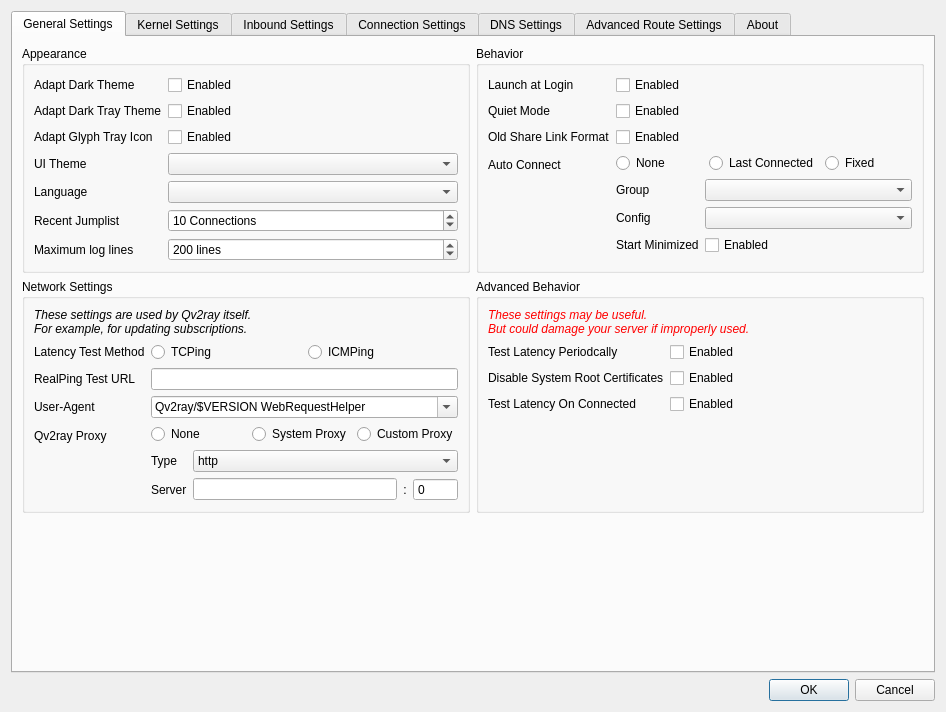
This is src/ui/widgets/windows/w_PreferencesWindow.ui in Qv2ray/Qv2ray as Qt 5 draws it before an edit. The edited form follows.
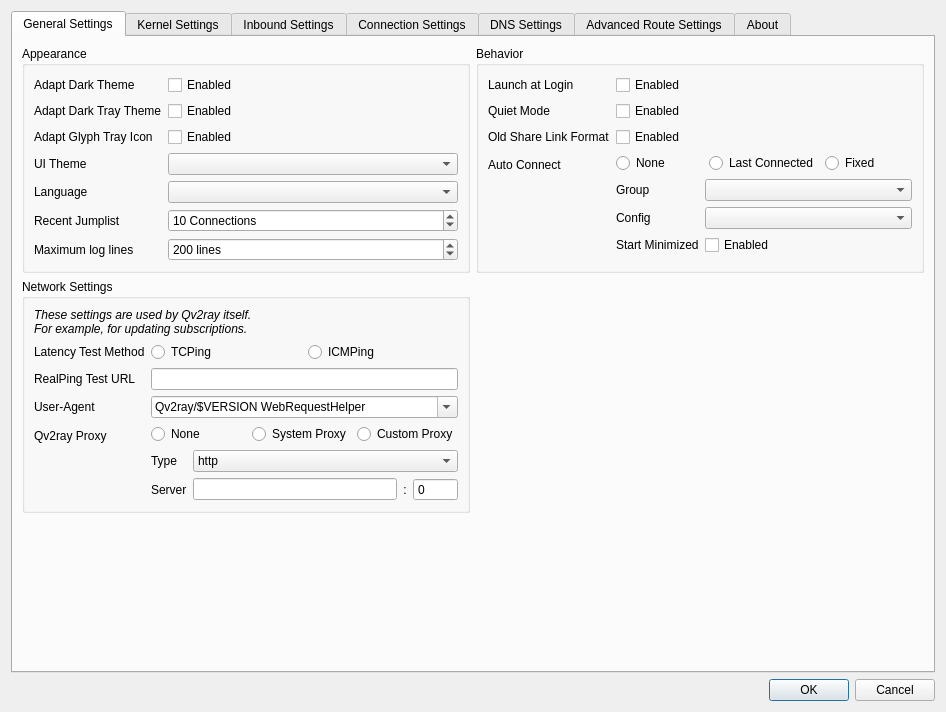
This is the edited form. Icons and pictures are not drawn.

What changed in the file:
```diff
--- a/src/ui/widgets/windows/w_PreferencesWindow.ui
+++ b/src/ui/widgets/windows/w_PreferencesWindow.ui
@@ -575,85 +575,6 @@
            </layout>
           </widget>
          </item>
-         <item row="1" column="1">
-          <widget class="QGroupBox" name="groupBox_8">
-           <property name="title">
-            <string>Advanced Behavior</string>
-           </property>
-           <layout class="QFormLayout" name="formLayout_5">
-            <item row="0" column="0" colspan="2">
-             <widget class="QLabel" name="label_84">
-              <property name="font">
-               <font>
-                <weight>50</weight>
-                <italic>true</italic>
-                <bold>false</bold>
-               </font>
-              </property>
-              <property name="styleSheet">
-               <string notr="true">color: red;</string>
-              </property>
-              <property name="text">
-               <string>These settings may be useful.
-But could damage your server if improperly used.</string>
-              </property>
-              <property name="textFormat">
-               <enum>Qt::PlainText</enum>
-              </property>
-             </widget>
-            </item>
-            <item row="1" column="0">
-             <widget class="QLabel" name="label_83">
-              <property name="text">
-               <string>Test Latency Periodcally</string>
-              </property>
-              <property name="textFormat">
-               <enum>Qt::PlainText</enum>
-              </property>
-             </widget>
-            </item>
-            <item row="1" column="1">
-             <widget class="QCheckBox" name="setTestLatenctCB">
-              <property name="toolTip">
-               <string>Run TCPing or ICMPing periodcally after connecting to a server.
-Qv2ray will give a more accurate latency value if Enabled, but makes it easy to fingerprint the connection.</string>
-              </property>
-              <property name="text">
-               <string>Enabled</string>
-              </property>
-             </widget>
-            </item>
-            <item row="2" column="0">
-             <widget class="QLabel" name="label_7">
-              <property name="text">
-               <string>Disable System Root Certificates</string>
-              </property>
-             </widget>
-            </item>
-            <item row="2" column="1">
-             <widget class="QCheckBox" name="disableSystemRootCB">
-              <property name="text">
-               <string>Enabled</string>
-              </property>
-             </widget>
-            </item>
-            <item row="3" column="0">
-             <widget class="QLabel" name="label_44">
-              <property name="text">
-               <string>Test Latency On Connected</string>
-              </property>
-             </widget>
-            </item>
-            <item row="3" column="1">
-             <widget class="QCheckBox" name="setTestLatenctOnConnectedCB">
-              <property name="text">
-               <string>Enabled</string>
-              </property>
-             </widget>
-            </item>
-           </layout>
-          </widget>
-         </item>
         </layout>
        </item>
        <item>
```
Left out of the diff: 4 changed lines with no effect on the pictures.
